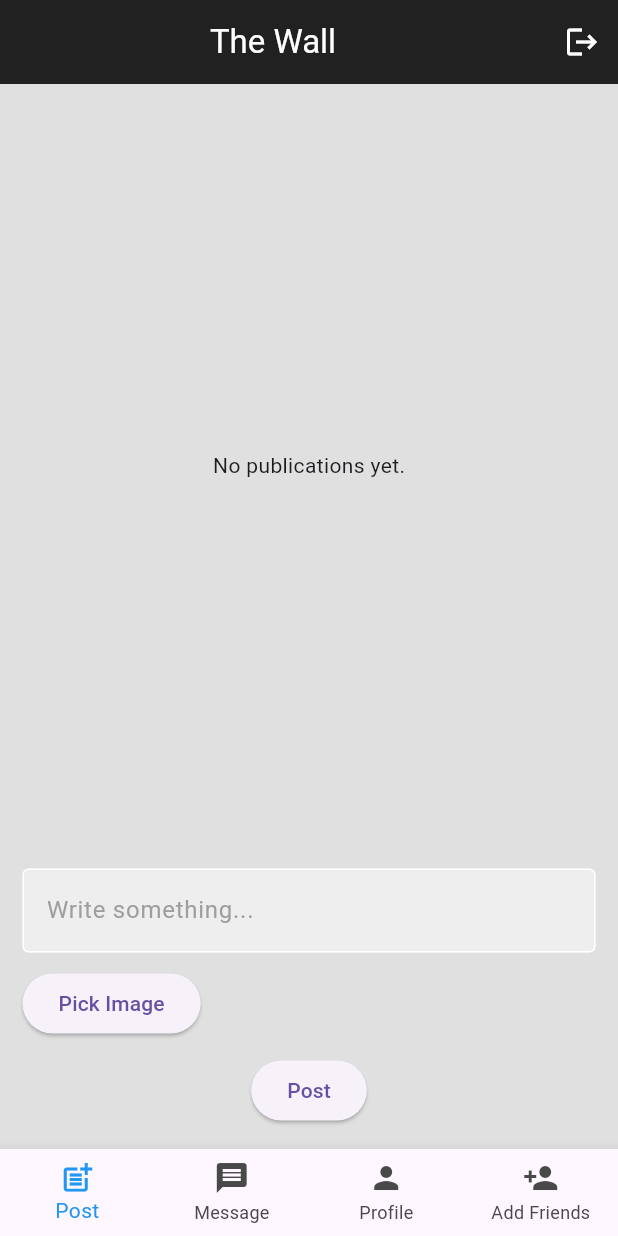
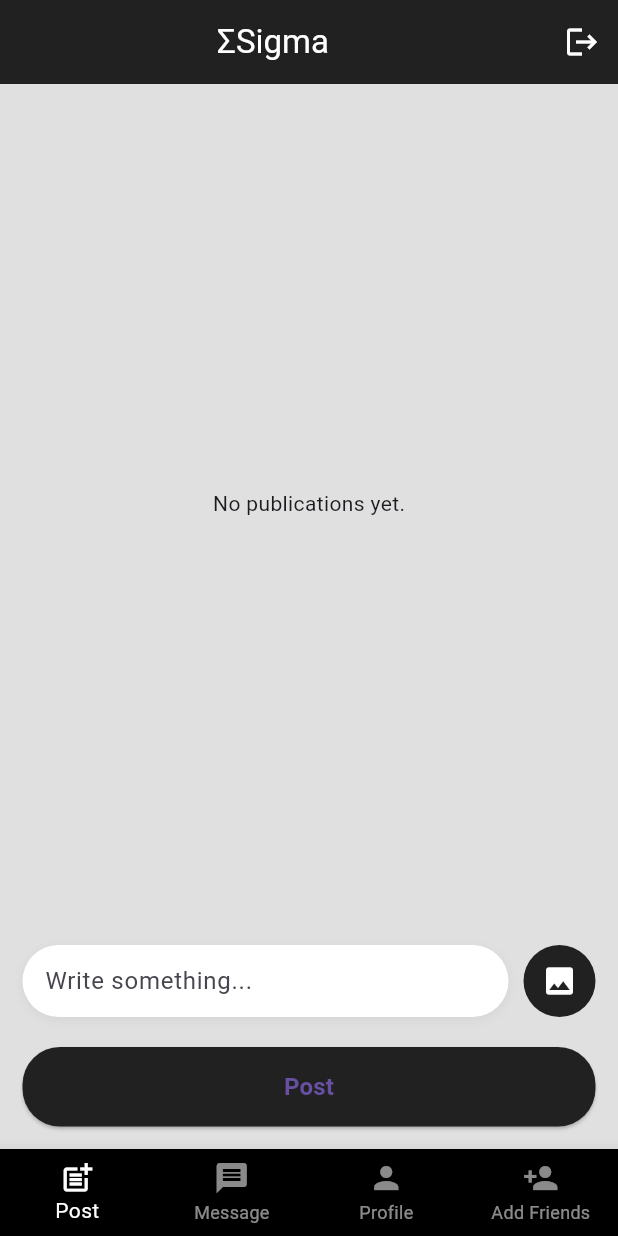
Before and after one commit to ZedKaS/TheWall_Flutter, a Flutter app: the screen it shows once a user with an empty profile is signed in, on a phone screen of 412 x 824 dp. Run offline on Flutter 3.47's test engine with Material 3 defaults, Android fonts, the phone set to English and light mode, and no system bars; our stand-ins replace image_picker, supabase_flutter; accounts and stored records are empty.

Commit message:
fixed some design and the possibilty to delete a pic and also add a like or remove it and a like counter

```diff
--- a/lib/pages/home_page.dart
+++ b/lib/pages/home_page.dart
@@ -3,7 +3,7 @@ import 'dart:io';
 import 'package:flutter/material.dart';
 import 'package:image_picker/image_picker.dart';
 import 'package:supabase_flutter/supabase_flutter.dart';
-import 'package:thewall/components/text_field.dart';
+import '../components/text_field.dart';
 
 import 'messages_page.dart';
 import 'profile_page.dart';
@@ -38,7 +38,7 @@ class _HomePageState extends State<HomePage> {
         .stream(primaryKey: ['id'])
         .listen((profiles) {
       setState(() {
-        profilesMap = {for (var p in profiles) p['id'].toString(): p};
+        profilesMap = {for (var p in profiles) p['id']: p};
       });
     });
   }
@@ -56,50 +56,59 @@ class _HomePageState extends State<HomePage> {
     Navigator.popUntil(context, (route) => route.isFirst);
   }
 
-  // -----------------------------------------------------------------------------
+  // -------------------------------------------------------------------------
   // LIKE SYSTEM
-  // -----------------------------------------------------------------------------
-  Future<void> likePublication(String pubId, int currentLikes) async {
-    await supabase.from('publications').update({
-      'likes': currentLikes + 1,
-    }).eq('id', pubId);
+  // -------------------------------------------------------------------------
+
+  Future<bool> hasLiked(String postId) async {
+    final uid = supabase.auth.currentUser!.id;
+    final res = await supabase
+        .from('post_likes')
+        .select()
+        .eq('user_id', uid)
+        .eq('post_id', postId);
+    return res.isNotEmpty;
   }
 
-  // -----------------------------------------------------------------------------
-  // PICK + UPLOAD IMAGE (FIXED)
-  // -----------------------------------------------------------------------------
+  Future<int> getLikeCount(String postId) async {
+    final res = await supabase
+        .from('post_likes')
+        .select('id')
+        .eq('post_id', postId);
+    return res.length;
+  }
+
+  Future<void> likePost(String postId) async {
+    final uid = supabase.auth.currentUser!.id;
+    await supabase.from('post_likes').insert({'user_id': uid, 'post_id': postId});
+  }
+
+  Future<void> unlikePost(String postId) async {
+    final uid = supabase.auth.currentUser!.id;
+    await supabase.from('post_likes').delete().eq('user_id', uid).eq('post_id', postId);
+  }
+
+  // -------------------------------------------------------------------------
+  // PICK + UPLOAD IMAGE
+  // -------------------------------------------------------------------------
   Future<void> pickImage() async {
     final picker = ImagePicker();
     final picked = await picker.pickImage(source: ImageSource.gallery);
-
     if (picked == null) return;
 
+    final bytes = await picked.readAsBytes();
     final ext = picked.path.split('.').last;
     final fileName = '${DateTime.now().millisecondsSinceEpoch}.$ext';
 
     try {
-      // Read file bytes (supports mobile + web)
-      final bytes = await picked.readAsBytes();
-
-      // Upload using bytes (WORKS ON WEB)
-      final response = await supabase.storage
-          .from('post-pic')
-          .uploadBinary(fileName, bytes);
-
-      print("UPLOAD RESPONSE: $response");
-
-      final url = supabase.storage
-          .from('post-pic')
-          .getPublicUrl(fileName);
-
-      print("PUBLIC URL = $url");
+      await supabase.storage.from('post-pic').uploadBinary(fileName, bytes);
+      final url = supabase.storage.from('post-pic').getPublicUrl(fileName);
 
       setState(() {
         uploadedImageUrl = url;
-        pickedImagePath = picked.path; // just for checkmark UI
+        pickedImagePath = picked.path;
       });
-    } catch (e) {
-      print("UPLOAD ERROR: $e");
+    } catch (_) {
       setState(() {
         pickedImagePath = null;
         uploadedImageUrl = null;
@@ -107,21 +116,18 @@ class _HomePageState extends State<HomePage> {
     }
   }
 
-
-  // -----------------------------------------------------------------------------
+  // -------------------------------------------------------------------------
   // POST PUBLICATION
-  // -----------------------------------------------------------------------------
+  // -------------------------------------------------------------------------
   Future<void> postPublication() async {
     final user = supabase.auth.currentUser;
     if (user == null) return;
-
     if (textController.text.isEmpty && uploadedImageUrl == null) return;
 
     await supabase.from('publications').insert({
       'profile_id': user.id,
       'content': textController.text.isEmpty ? null : textController.text,
       'image': uploadedImageUrl,
-      'likes': 0,
     });
 
     setState(() {
@@ -131,43 +137,60 @@ class _HomePageState extends State<HomePage> {
     });
   }
 
-  // -----------------------------------------------------------------------------
-  // DELETE PUBLICATION (FIXED: removes correct file)
-  // -----------------------------------------------------------------------------
+  // -------------------------------------------------------------------------
+  // DELETE PUBLICATION (with confirmation)
+  // -------------------------------------------------------------------------
   Future<void> deletePublication(String id, String? imageUrl) async {
+    final confirm = await showDialog<bool>(
+      context: context,
+      builder: (_) => AlertDialog(
+        title: const Text("Delete post?"),
+        content: const Text("This action cannot be undone."),
+        actions: [
+          TextButton(onPressed: () => Navigator.pop(context, false), child: const Text("Cancel")),
+          TextButton(onPressed: () => Navigator.pop(context, true), child: const Text("Delete")),
+        ],
+      ),
+    );
+
+    if (confirm != true) return;
+
+    // Delete image from storage
     if (imageUrl != null && imageUrl.isNotEmpty) {
       try {
         final fileName = Uri.parse(imageUrl).pathSegments.last;
-
         await supabase.storage.from('post-pic').remove([fileName]);
       } catch (e) {
-        print("DELETE ERROR: $e");
+        print("Error deleting image: $e");
       }
     }
 
+    // Delete publication (likes will be deleted automatically if ON DELETE CASCADE)
     await supabase.from('publications').delete().eq('id', id);
+
+    // Refresh UI
+    setState(() {});
   }
 
   void _onNavTap(int index) {
     if (index == 1) {
-      Navigator.pushReplacement(
-          context, MaterialPageRoute(builder: (_) => const MessagesPage()));
+      Navigator.pushReplacement(context, MaterialPageRoute(builder: (_) => const MessagesPage()));
     } else if (index == 2) {
-      Navigator.pushReplacement(
-          context, MaterialPageRoute(builder: (_) => const ProfilePage()));
+      Navigator.pushReplacement(context, MaterialPageRoute(builder: (_) => const ProfilePage()));
     } else if (index == 3) {
-      Navigator.pushReplacement(
-          context, MaterialPageRoute(builder: (_) => const AddFriendsPage()));
+      Navigator.pushReplacement(context, MaterialPageRoute(builder: (_) => const AddFriendsPage()));
     }
   }
 
+  // -------------------------------------------------------------------------
+  // BUILD
+  // -------------------------------------------------------------------------
   @override
   Widget build(BuildContext context) {
     return Scaffold(
       backgroundColor: Colors.grey[300],
       appBar: AppBar(
-        title: const Center(
-            child: Text("The Wall", style: TextStyle(color: Colors.white))),
+        title: const Center(child: Text("ΣSigma", style: TextStyle(color: Colors.white))),
         backgroundColor: Colors.grey[900],
         actions: [
           IconButton(
@@ -176,53 +199,37 @@ class _HomePageState extends State<HomePage> {
           ),
         ],
       ),
-
       body: Column(
         children: [
           Expanded(
             child: StreamBuilder<List<Map<String, dynamic>>>(
-              stream: supabase
-                  .from('publications')
-                  .stream(primaryKey: ['id'])
-                  .order('created_at', ascending: false),
+              stream: supabase.from('publications').stream(primaryKey: ['id']).order('created_at', ascending: false),
               builder: (context, snapshot) {
-                if (!snapshot.hasData) {
-                  return const Center(child: CircularProgressIndicator());
-                }
+                if (!snapshot.hasData) return const Center(child: CircularProgressIndicator());
 
                 final publications = snapshot.data!;
-                if (publications.isEmpty) {
-                  return const Center(child: Text("No publications yet."));
-                }
+                if (publications.isEmpty) return const Center(child: Text("No publications yet."));
 
                 return ListView.builder(
                   itemCount: publications.length,
                   itemBuilder: (context, index) {
                     final pub = publications[index];
-                    final profileId = pub['profile_id'].toString();
-                    final profile = profilesMap[profileId];
-
+                    final profile = profilesMap[pub['profile_id']];
                     final username = profile?['username'] ?? 'Unknown';
                     final avatarFile = profile?['avatar_url'];
+                    final avatarUrl = avatarFile != null ? supabase.storage.from('profile-pictures').getPublicUrl(avatarFile) : null;
+                    final isMyPost = supabase.auth.currentUser?.id == pub['profile_id'];
 
-                    final avatarUrl = avatarFile != null
-                        ? supabase.storage
-                        .from('profile-pictures')
-                        .getPublicUrl(avatarFile)
-                        : null;
+                    return FutureBuilder(
+                      future: Future.wait([hasLiked(pub['id']), getLikeCount(pub['id'])]),
+                      builder: (context, AsyncSnapshot<List<dynamic>> snap) {
+                        if (!snap.hasData) return const SizedBox();
 
-                    final createdAt = pub['created_at'] != null
-                        ? DateTime.parse(pub['created_at']).toLocal()
-                        : null;
-
-                    final isMyPost =
-                        supabase.auth.currentUser?.id == profileId;
-
-                    final likes = pub['likes'] ?? 0;
+                        final bool liked = snap.data![0];
+                        final int likeCount = snap.data![1];
 
                         return Card(
-                      margin:
-                      const EdgeInsets.symmetric(horizontal: 10, vertical: 5),
+                          margin: const EdgeInsets.symmetric(horizontal: 10, vertical: 5),
                           child: Padding(
                             padding: const EdgeInsets.all(10),
                             child: Column(
@@ -236,37 +243,19 @@ class _HomePageState extends State<HomePage> {
                                       children: [
                                         CircleAvatar(
                                           radius: 15,
-                                      backgroundImage: avatarUrl != null
-                                          ? NetworkImage(avatarUrl)
-                                          : null,
+                                          backgroundImage: avatarUrl != null ? NetworkImage(avatarUrl) : null,
                                           backgroundColor: Colors.grey[300],
-                                      child: avatarUrl == null
-                                          ? const Icon(Icons.person,
-                                          size: 15, color: Colors.white)
-                                          : null,
+                                          child: avatarUrl == null ? const Icon(Icons.person, size: 15) : null,
                                         ),
                                         const SizedBox(width: 8),
-                                    Text(username,
-                                        style: const TextStyle(
-                                            fontWeight: FontWeight.bold)),
+                                        Text(username, style: const TextStyle(fontWeight: FontWeight.bold)),
                                       ],
-                                ),
-                                Row(
-                                  children: [
-                                    if (createdAt != null)
-                                      Text(
-                                        "${createdAt.day}/${createdAt.month}/${createdAt.year} ${createdAt.hour}:${createdAt.minute.toString().padLeft(2, '0')}",
-                                        style: const TextStyle(fontSize: 12),
                                     ),
                                     if (isMyPost)
                                       IconButton(
-                                        icon: const Icon(Icons.delete,
-                                            color: Colors.red),
-                                        onPressed: () => deletePublication(
-                                            pub['id'], pub['image']),
-                                      )
-                                  ],
-                                )
+                                        icon: const Icon(Icons.delete, color: Colors.red),
+                                        onPressed: () => deletePublication(pub['id'], pub['image']),
+                                      ),
                                   ],
                                 ),
 
@@ -277,19 +266,23 @@ class _HomePageState extends State<HomePage> {
 
                                 if (pub['image'] != null) ...[
                                   const SizedBox(height: 10),
-                              ClipRRect(
-                                borderRadius: BorderRadius.circular(6),
-                                child: Image.network(pub['image']),
-                              ),
+                                  ClipRRect(borderRadius: BorderRadius.circular(6), child: Image.network(pub['image'])),
                                 ],
 
+                                // LIKE ROW
                                 Row(
                                   children: [
-                                Text("Likes: $likes"),
+                                    Text("$likeCount likes"),
                                     IconButton(
-                                  icon: const Icon(Icons.thumb_up),
-                                  onPressed: () =>
-                                      likePublication(pub['id'], likes),
+                                      icon: Icon(liked ? Icons.favorite : Icons.favorite_border, color: liked ? Colors.red : Colors.grey),
+                                      onPressed: () async {
+                                        if (liked) {
+                                          await unlikePost(pub['id']);
+                                        } else {
+                                          await likePost(pub['id']);
+                                        }
+                                        setState(() {});
+                                      },
                                     ),
                                   ],
                                 )
@@ -300,66 +293,131 @@ class _HomePageState extends State<HomePage> {
                       },
                     );
                   },
+                );
+              },
             ),
           ),
 
-          // POST BOX
+          // ---------------------------------------------------------------------
+          // POST BOX (modified visuals)
+          // ---------------------------------------------------------------------
+          // POST BOX (modified for web)
           Padding(
             padding: const EdgeInsets.all(15),
             child: Column(
               children: [
-                MyTextField(
-                  controller: textController,
-                  hintText: "Write something...",
-                  obscureText: false,
-                ),
-                const SizedBox(height: 10),
-
                 Row(
                   children: [
-                    ElevatedButton(
-                        onPressed: pickImage, child: const Text("Pick Image")),
-                    const SizedBox(width: 10),
-                    if (pickedImagePath != null)
-                      const Icon(Icons.check_circle, color: Colors.green),
-
-                    if (uploadedImageUrl != null)
                     Expanded(
-                        child: Text(
-                          uploadedImageUrl!,
-                          overflow: TextOverflow.ellipsis,
-                          maxLines: 1,
-                        ),
+                      child: Container(
+                        padding: const EdgeInsets.symmetric(horizontal: 15),
+                        decoration: BoxDecoration(
+                          color: Colors.white,
+                          borderRadius: BorderRadius.circular(25),
+                          boxShadow: [
+                            BoxShadow(
+                              color: Colors.black.withOpacity(0.05),
+                              blurRadius: 5,
+                              offset: const Offset(0, 2),
                             ),
                           ],
                         ),
-                const SizedBox(height: 10),
-
-                ElevatedButton(
-                  onPressed: postPublication,
-                  child: const Text("Post"),
+                        child: TextField(
+                          controller: textController,
+                          decoration: const InputDecoration(
+                            hintText: "Write something...",
+                            border: InputBorder.none,
                           ),
-              ],
+                        ),
+                      ),
+                    ),
+                    const SizedBox(width: 10),
+                    GestureDetector(
+                      onTap: pickImage,
+                      child: Container(
+                        padding: const EdgeInsets.all(12),
+                        decoration: BoxDecoration(
+                          color: Colors.grey[900],
+                          shape: BoxShape.circle,
+                        ),
+                        child: const Icon(Icons.image, color: Colors.white),
                       ),
                     ),
                   ],
                 ),
 
+                const SizedBox(height: 10),
+
+                // IMAGE PREVIEW IF SELECTED
+                if (uploadedImageUrl != null)
+                  Stack(
+                    children: [
+                      ClipRRect(
+                        borderRadius: BorderRadius.circular(10),
+                        child: Image.network(
+                          uploadedImageUrl!,
+                          height: 120,
+                          width: double.infinity,
+                          fit: BoxFit.cover,
+                        ),
+                      ),
+                      Positioned(
+                        top: 5,
+                        right: 5,
+                        child: GestureDetector(
+                          onTap: () {
+                            setState(() {
+                              pickedImagePath = null;
+                              uploadedImageUrl = null;
+                            });
+                          },
+                          child: Container(
+                            decoration: const BoxDecoration(
+                              color: Colors.black54,
+                              shape: BoxShape.circle,
+                            ),
+                            child: const Icon(Icons.close, color: Colors.white),
+                          ),
+                        ),
+                      ),
+                    ],
+                  ),
+
+                const SizedBox(height: 10),
+
+                SizedBox(
+                  width: double.infinity,
+                  child: ElevatedButton(
+                    onPressed: postPublication,
+                    style: ElevatedButton.styleFrom(
+                      padding: const EdgeInsets.symmetric(vertical: 15),
+                      shape: RoundedRectangleBorder(borderRadius: BorderRadius.circular(25)),
+                      backgroundColor: Colors.grey[900],
+                    ),
+                    child: const Text(
+                      "Post",
+                      style: TextStyle(fontSize: 16, fontWeight: FontWeight.bold),
+                    ),
+                  ),
+                ),
+              ],
+            ),
+          ),
+
+        ],
+      ),
       bottomNavigationBar: BottomNavigationBar(
         currentIndex: 0,
         onTap: _onNavTap,
         items: const [
-          BottomNavigationBarItem(
-              icon: Icon(Icons.post_add), label: 'Post'),
-          BottomNavigationBarItem(
-              icon: Icon(Icons.message), label: 'Message'),
-          BottomNavigationBarItem(
-              icon: Icon(Icons.person), label: 'Profile'),
-          BottomNavigationBarItem(
-              icon: Icon(Icons.person_add), label: 'Add Friends'),
+          BottomNavigationBarItem(icon: Icon(Icons.post_add), label: 'Post'),
+          BottomNavigationBarItem(icon: Icon(Icons.message), label: 'Message'),
+          BottomNavigationBarItem(icon: Icon(Icons.person), label: 'Profile'),
+          BottomNavigationBarItem(icon: Icon(Icons.person_add), label: 'Add Friends'),
         ],
-        selectedItemColor: Colors.blue,
-        unselectedItemColor: Color.fromARGB(255, 73, 73, 73),
+        backgroundColor: Colors.black,
+        selectedItemColor: Colors.white,
+        unselectedItemColor: Colors.white54,
         type: BottomNavigationBarType.fixed,
       ),
     );
```
Lines whose indentation alone changed are shown as unchanged.
